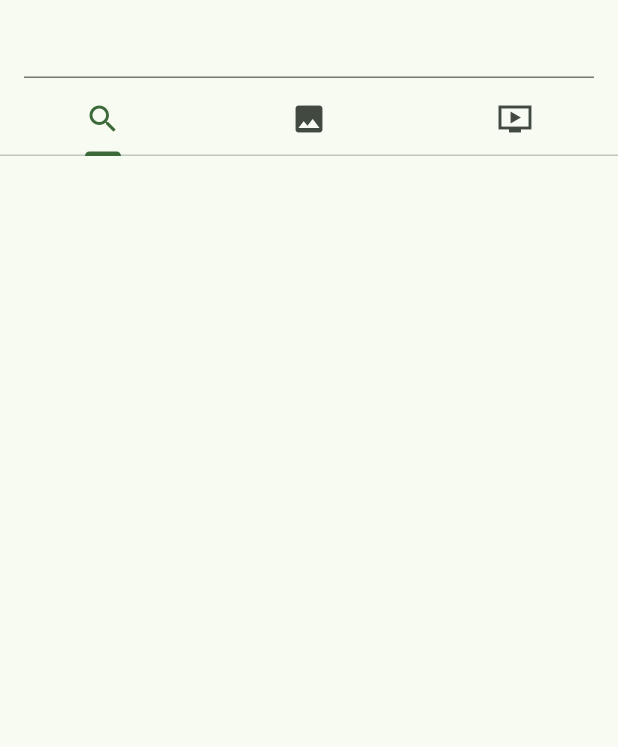
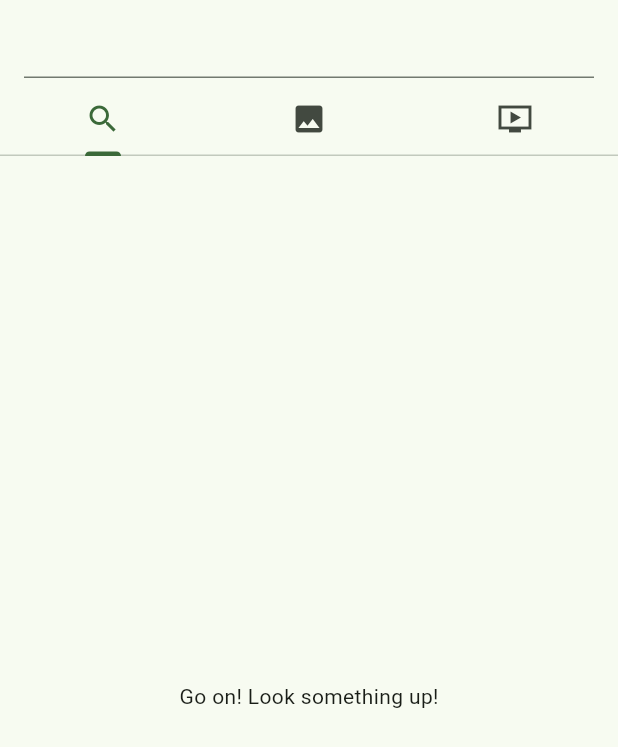
Before and after one commit to prathamshah607/search_engine, a Flutter app: the screen it shows after launch, on a phone screen of 412 x 824 dp. Shown: the top 747 px of the screen. Run offline on Flutter 3.47's test engine with Material 3 defaults, Android fonts, the light colour scheme and no system bars; our stand-ins replace webview_flutter.

Commit message:
WOW im on fire

```diff
--- a/lib/main.dart
+++ b/lib/main.dart
@@ -63,7 +63,9 @@ class _MyWidgetState extends State<MyWidget> {
                     ]),
               ),
               body: TabBarView(children: [
-                search_items(context),
+                query != "" ? search_items(context) : Center(
+                  child: Text("Go on! Look something up!"),
+                ),
                 Images(),
                 WebsiteViewer(furl: "https://www.youtube.com/results?search_query=$query", js: true)//Icon(Icons.dangerous),
               ]),
```
Also changed, not shown: lib/data.dart (+4 -6 lines), lib/widgets.dart (+14 -1 lines).
